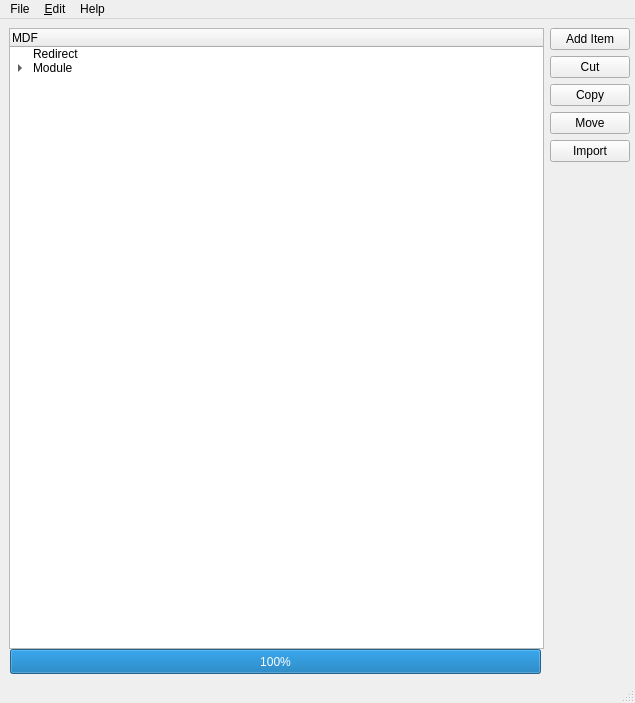
Above: src/cfrmmdf.ui from grodansparadis/vscp-works-qt before the change. Below: the same form after it.
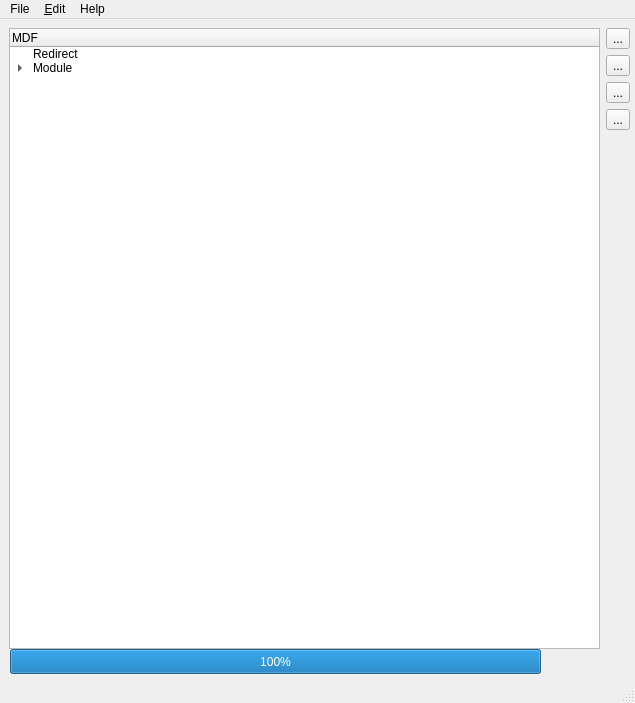
That is the form after the change. Icons and pictures are not drawn.

The edit to the form file:
```diff
--- a/src/cfrmmdf.ui
+++ b/src/cfrmmdf.ui
@@ -140,37 +140,42 @@
      <item>
       <layout class="QVBoxLayout" name="verticalLayout">
        <item>
-        <widget class="QPushButton" name="btnAddItem">
-         <property name="text">
-          <string>Add Item</string>
+        <widget class="QToolButton" name="btnAdd">
+         <property name="toolTip">
+          <string>Add action parameter  item</string>
          </property>
-        </widget>
-       </item>
-       <item>
-        <widget class="QPushButton" name="btnCut">
          <property name="text">
-          <string>Cut</string>
+          <string>...</string>
          </property>
         </widget>
        </item>
        <item>
-        <widget class="QPushButton" name="btnCopy">
+        <widget class="QToolButton" name="btnEdit">
+         <property name="toolTip">
+          <string>Edit action parameter item</string>
+         </property>
          <property name="text">
-          <string>Copy</string>
+          <string>...</string>
          </property>
         </widget>
        </item>
        <item>
-        <widget class="QPushButton" name="btnModev">
+        <widget class="QToolButton" name="btnDup">
+         <property name="toolTip">
+          <string>Duplicate action parameter item</string>
+         </property>
          <property name="text">
-          <string>Move</string>
+          <string>...</string>
          </property>
         </widget>
        </item>
        <item>
-        <widget class="QPushButton" name="btnImport">
+        <widget class="QToolButton" name="btnDelete">
+         <property name="toolTip">
+          <string>Delete action parameter item</string>
+         </property>
          <property name="text">
-          <string>Import</string>
+          <string>...</string>
          </property>
         </widget>
        </item>
```
Left out of the diff: 36 changed lines with no effect on the pictures.
